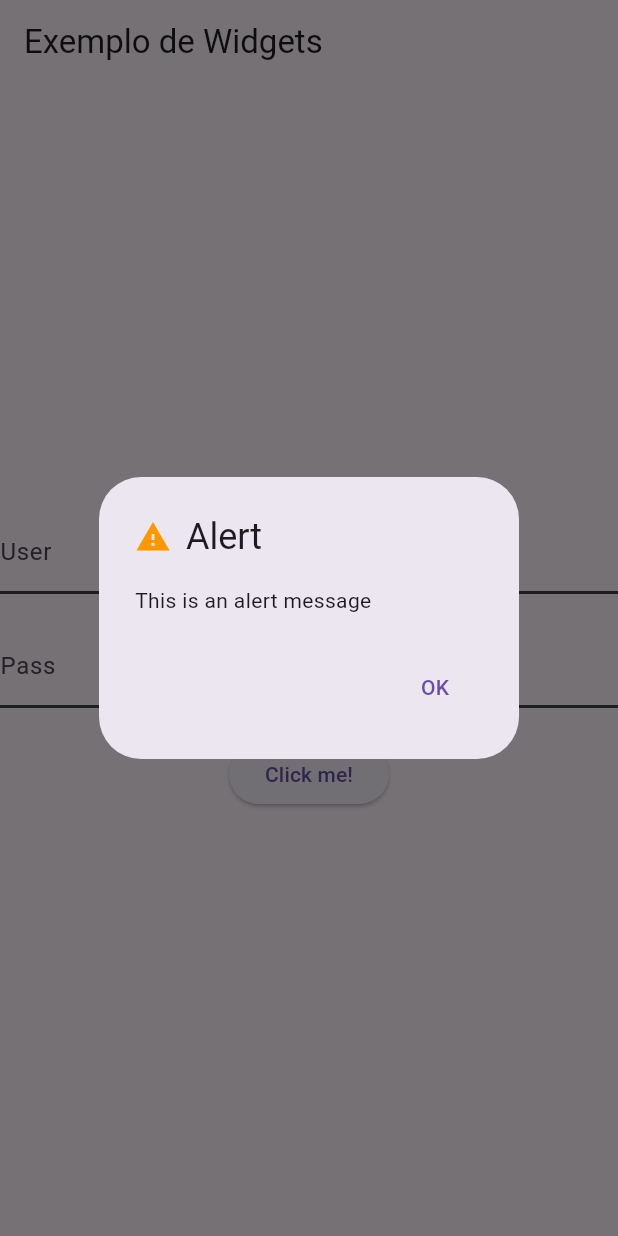
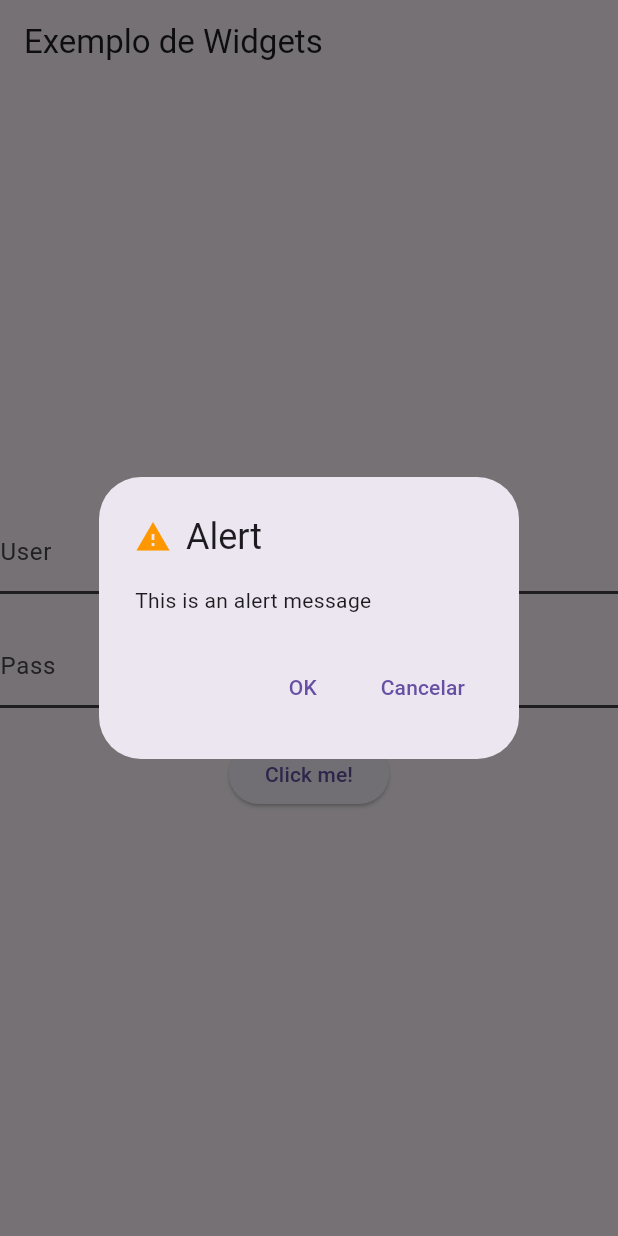
Before and after one commit to rafaelmamorim/widgets_package, a Flutter app: the screen it shows after launch, after a tap on "Click me!", on a phone screen of 412 x 824 dp. Run offline on Flutter 3.47's test engine with Material 3 defaults, Android fonts, the phone set to English and light mode, and no system bars.

Commit message:
0.0.3 Version

````diff
--- a/example/lib/main.dart
+++ b/example/lib/main.dart
@@ -11,7 +11,7 @@ class MyApp extends StatelessWidget {
   Widget build(BuildContext context) {
     return MaterialApp(
       debugShowCheckedModeBanner:
-          false, // Adicione isso se quiser ocultar o banner de debug
+          false,
       home: const HomeScreen(),
     );
   }
@@ -41,9 +41,10 @@ class HomeScreen extends StatelessWidget {
           ElevatedButton(
             onPressed: () {
               showCustomDialog(
-                context,
-                'Alert',
-                'This is an alert message',
+                context: context,
+                title: 'Alert',
+                content: 'This is an alert message',
+                showCancel: true,
               );
             },
             child: const Text('Click me!'),
--- a/lib/widgets/dialogbox.dart
+++ b/lib/widgets/dialogbox.dart
@@ -5,12 +5,20 @@ class DialogBox extends StatelessWidget {
   final String title;
   final String content;
   final VoidCallback? onPressedOk;
+  final IconData? icone;
+  final bool? showCancel;
+  final VoidCallback? onPressedCancel;
+  final Color? corIcone;
 
   const DialogBox({
     super.key,
     required this.title,
     required this.content,
     this.onPressedOk,
+    this.icone,
+    this.showCancel,
+    this.onPressedCancel,
+    this.corIcone,
   });
 
   @override
@@ -21,8 +29,8 @@ class DialogBox extends StatelessWidget {
       title: Row(
         children: [
           Icon(
-            Icons.warning, // Ícone de alerta
-            color: colorScheme.laranja,
+            icone ?? Icons.warning,
+            color: corIcone ?? colorScheme.laranja,
           ),
           const SizedBox(width: 10),
           Text(title),
@@ -39,43 +47,59 @@ class DialogBox extends StatelessWidget {
           },
           child: const Text('OK'),
         ),
+        TextButton(
+          onPressed: () {
+            Navigator.of(context).pop(); // Fecha o diálogo
+            if (onPressedCancel != null) {
+              onPressedCancel!(); // Chama a função de callback (se houver)
+            }
+          },
+          child: const Text('Cancelar'),
+        ),
       ],
     );
   }
 }
 
-/// Função auxiliar para mostrar o diálogo personalizado
-/*void showCustomDialog(
-  BuildContext context,
-  String title,
-  String content, {
+/// Exibe um diálogo personalizado.
+///
+/// [context] é o contexto da construção do widget.
+/// [title] é o título do diálogo.
+/// [content] é o conteúdo do diálogo.
+/// [onPressedOk] é a função de callback que será chamada quando o botão "OK" for pressionado.
+/// [onPressedCancel] é a função de callback que será chamada quando o botão "Cancelar" for pressionado.
+/// [corIcone] é a cor do ícone exibido no diálogo.
+/// [showCancel] indica se o botão "Cancelar" deve ser exibido.
+/// [icon] é o ícone exibido no diálogo.
+///
+/// Exemplo de uso:
+/// ```dart
+/// showCustomDialog(
+///   context: context,
+///   title: 'Título do Diálogo',
+///   content: 'Conteúdo do Diálogo',
+///   onPressedOk: () {
+///     // Código a ser executado quando o botão "OK" for pressionado.
+///   },
+///   onPressedCancel: () {
+///     // Código a ser executado quando o botão "Cancelar" for pressionado.
+///   },
+///   corIcone: Colors.red,
+///   showCancel: true,
+///   icon: Icons.error,
+/// );
+/// ```
+void showCustomDialog({
+  required BuildContext context,
+  required String title,
+  required String content,
   VoidCallback? onPressedOk,
-}) {
-
-  showDialog(
-    context: context,
-    builder: (BuildContext context) {
-      return DialogBox(
-        title: title,
-        content: content,
-        onPressedOk: onPressedOk,
-      );
-    },
-  );
-}*/
-
-void showCustomDialog(
-  BuildContext context,
-  String title,
-  String content, {
-  VoidCallback? onPressedOk,
+  VoidCallback? onPressedCancel,
+  Color? corIcone,
+  bool showCancel = false,
+  IconData icon = Icons.warning,
 }) {
   try {
-    assert(
-        MaterialLocalizations.of(context) != null,
-        'O contexto fornecido não possui MaterialLocalizations. '
-        'Certifique-se de que o MaterialApp esteja corretamente configurado.');
-
     showDialog(
       context: context,
       builder: (BuildContext context) {
@@ -83,10 +107,14 @@ void showCustomDialog(
           title: title,
           content: content,
           onPressedOk: onPressedOk,
+          showCancel: showCancel,
+          onPressedCancel: onPressedCancel,
+          icone: icon,
+          corIcone: corIcone,
         );
       },
     );
   } catch (e) {
-    print("Erro ao exibir o diálogo: $e");
+    throw Exception(e);
   }
 }
--- a/pubspec.yaml
+++ b/pubspec.yaml
@@ -1,6 +1,6 @@
 name: widgets_package
 description: "Um conjunto de widgets reutilizáveis para Flutter."
-version: 0.0.2
+version: 0.0.3
 homepage: https://github.com/rafaelmamorim/widgets_package
 
 environment:
@@ -14,7 +14,7 @@ dependencies:
 dev_dependencies:
   flutter_test:
     sdk: flutter
-  flutter_lints: ^4.0.0
+  flutter_lints: ^5.0.0
 
 # For information on the generic Dart part of this file, see the
 # following page: https://dart.dev/tools/pub/pubspec
````
Also changed, not shown: example/pubspec.lock.
